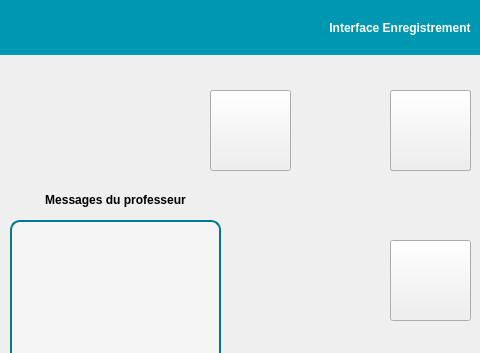
Sam-Depardieu/Labo-de-langue, file InterfaceEleve/interfaceenregistrement.ui: the form before one commit; both pictures show x 0 to 480 and y 0 to 353 of the 800 by 480 pixel window.
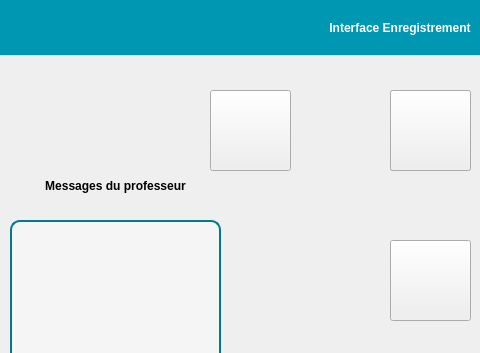
The form after the commit. Icons and pictures are not drawn.

Patch:
```diff
--- a/InterfaceEleve/interfaceenregistrement.ui
+++ b/InterfaceEleve/interfaceenregistrement.ui
@@ -256,9 +256,9 @@
   <widget class="QLabel" name="label">
    <property name="geometry">
     <rect>
-     <x>40</x>
-     <y>185</y>
-     <width>151</width>
+     <x>30</x>
+     <y>171</y>
+     <width>171</width>
      <height>31</height>
     </rect>
    </property>
```
